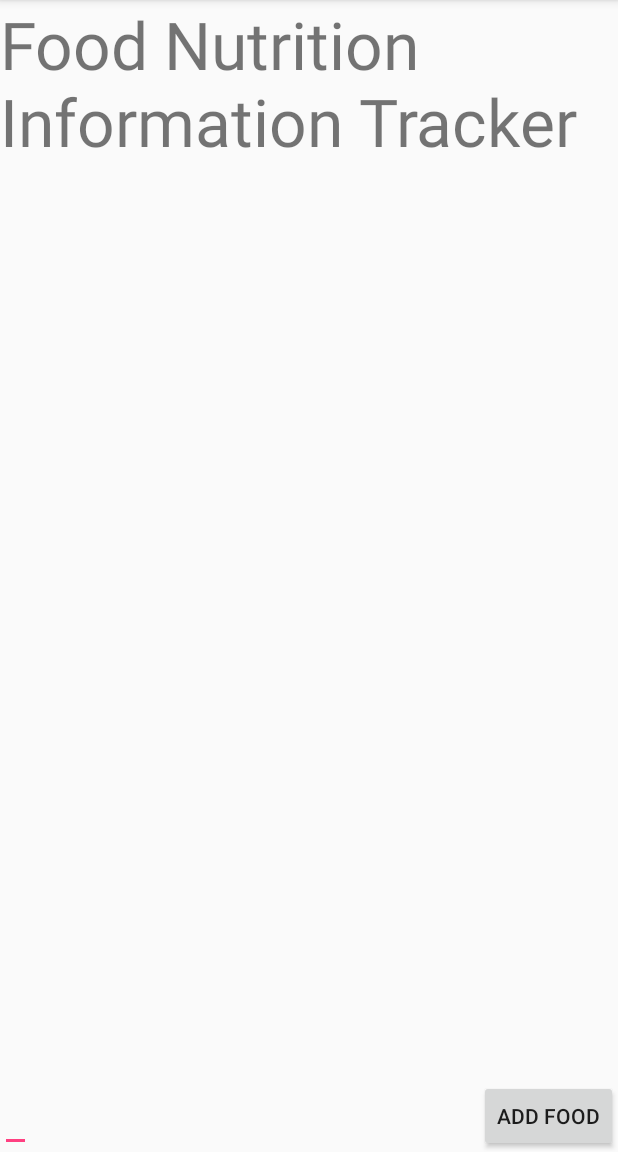
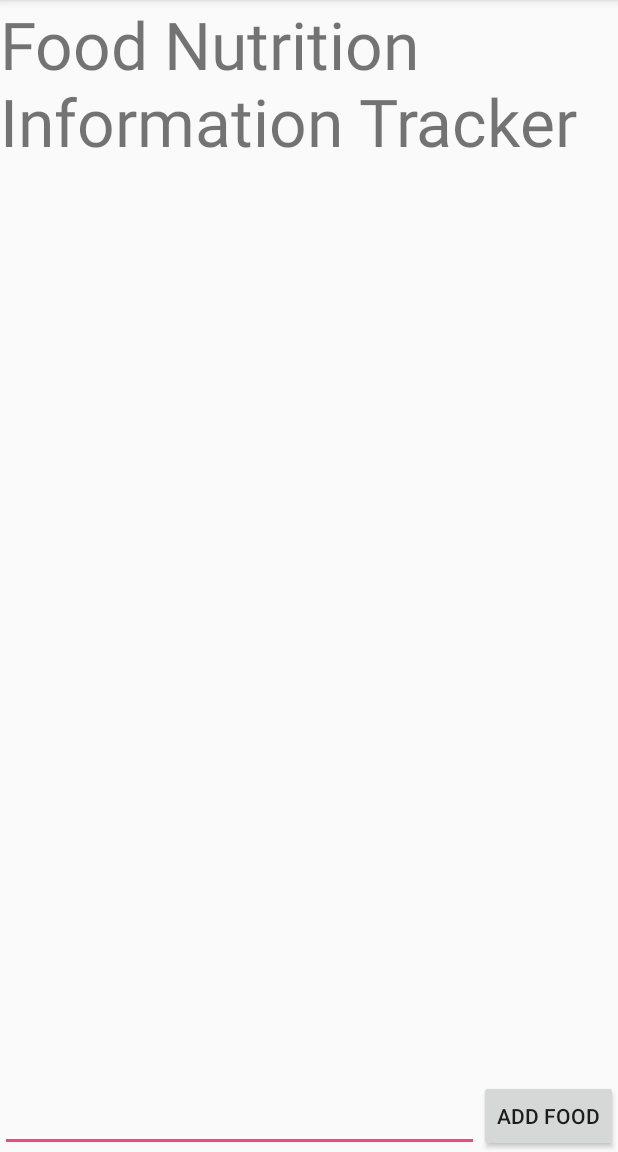
Before and after one commit to Chou0117/AndroidFinalProjectV3, an Android app: the FoodActivity screen opened directly, with no data from a screen before it, on a phone screen of 412 x 824 dp, the part 84-1236 px from its top. Run offline under Robolectric (Android 15) with nearby library versions, the phone set to English and light mode, and no system bars.

Commit message:
20171207-2 Fix "foodAddButton"

```diff
--- a/app/src/main/res/layout/activity_food.xml
+++ b/app/src/main/res/layout/activity_food.xml
@@ -33,7 +33,7 @@
         android:layout_height="wrap_content"
         android:layout_alignParentBottom="true"
         android:layout_alignParentStart="true"
-        android:layout_toLeftOf="@+id/foodSendButton" />
+        android:layout_toLeftOf="@+id/foodAddButton" />
 
     <Button
         android:id="@+id/foodAddButton"
```
Also changed, not shown: gradle/wrapper/gradle-wrapper.properties.
